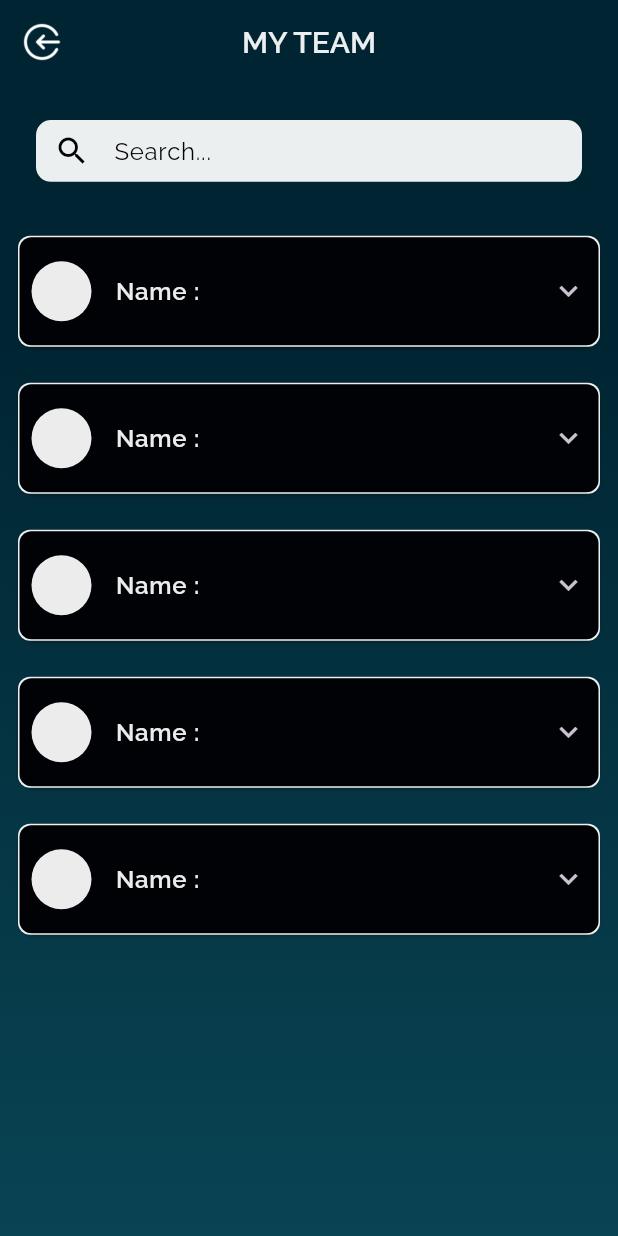
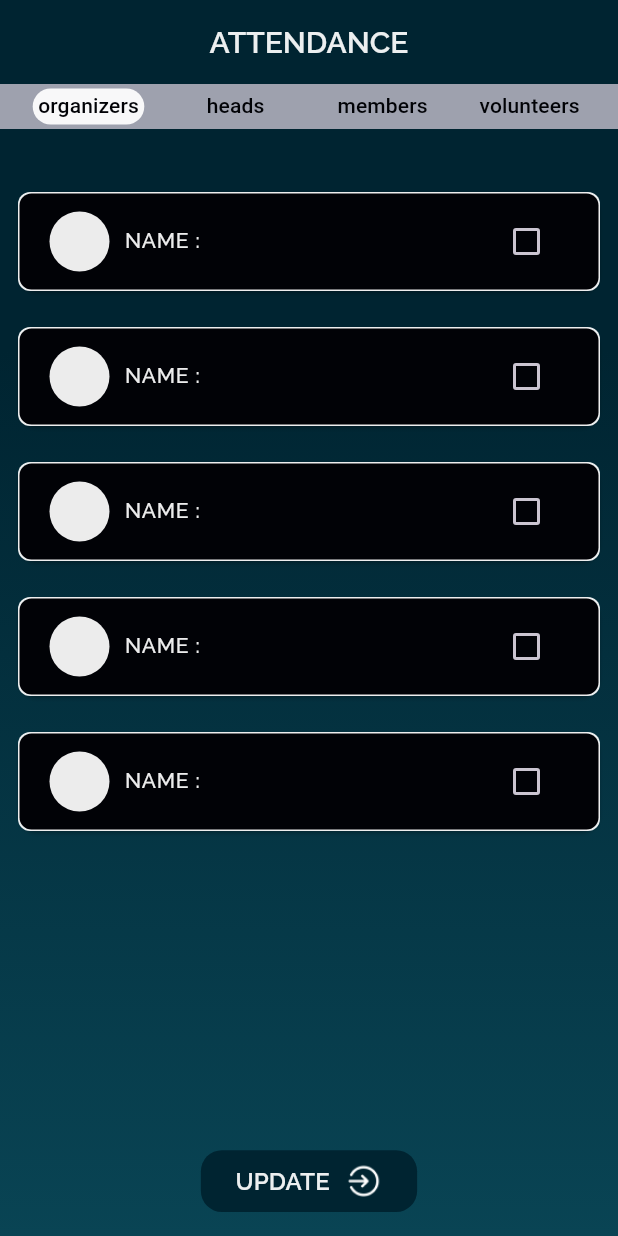
Before and after one commit to team-envision/ManagementApp, a Flutter app: the screen it shows after launch, on a phone screen of 412 x 824 dp. Run offline on Flutter 3.47's test engine with Material 3 defaults, Android fonts, the phone set to English and light mode, and no system bars; our stand-ins replace get, get_storage, google_fonts.

Commit message:
Mark Attendance Page has been created

```diff
--- /dev/null
+++ b/lib/app/modules/markAttendanceView/views/mark_attendance_view_view.dart
@@ -0,0 +1,61 @@
+import 'package:flutter/material.dart';
+
+import 'package:get/get.dart';
+import 'package:managment_app/Themes/themes.dart';
+import 'package:managment_app/app/modules/markAttendanceView/views/heads_view.dart';
+import 'package:managment_app/app/modules/markAttendanceView/views/members_view.dart';
+import 'package:managment_app/app/modules/markAttendanceView/views/organizers_view.dart';
+import 'package:managment_app/app/modules/markAttendanceView/views/volunteers_view.dart';
+
+import '../controllers/mark_attendance_view_controller.dart';
+
+class MarkAttendanceViewView extends GetView<MarkAttendanceViewController> {
+  const MarkAttendanceViewView({Key? key}) : super(key: key);
+  @override
+  Widget build(BuildContext context) {
+    return DefaultTabController(
+      length: 4,
+      child: Scaffold(
+        appBar: AppBar(
+          backgroundColor: Get.theme.colorLevel1,
+          title: Text('ATTENDANCE',
+              style: Get.theme.kTitleTextStyle),foregroundColor: Get.theme.colorLevel0,
+          elevation: 0,
+          centerTitle: true,
+        ),
+        body: Column(
+          children: [
+            Container(color: Color.fromRGBO(158, 161, 174, 1),height: 30,
+              child: TabBar(
+                labelPadding: EdgeInsets.all(0.8),
+                unselectedLabelColor: Get.theme.colorLevel0,
+                labelColor: Get.theme.colorLevel0,
+                indicator: BoxDecoration(
+                  color: Get.theme.colorLevel4,
+                  shape: BoxShape.rectangle,
+                  borderRadius: BorderRadius.circular(90),
+                ),
+                indicatorPadding: EdgeInsets.symmetric(horizontal: 0,vertical: 3.0),
+                indicatorColor: Get.theme.colorLevel4,
+                dividerColor: Colors.transparent,
+                isScrollable: false,padding: EdgeInsets.symmetric(horizontal: 10),
+                tabs: [
+
+                  Tab(text: ' organizers '),
+                  Tab(text: ' heads '),
+                  Tab(text: ' members '),
+                  Tab(text: ' volunteers '),
+                ],
+              ),
+            ),
+            Expanded(
+              child: TabBarView(
+                children: [OrganizersView(),HeadsView(),MembersView(),VolunteersView()],
+              ),
+            ),
+          ],
+        ),
+      ),
+    );
+  }
+}
--- /dev/null
+++ b/lib/app/modules/markAttendanceView/views/organizers_view.dart
@@ -0,0 +1,118 @@
+import 'package:flutter/material.dart';
+
+import 'package:get/get.dart';
+import 'package:google_fonts/google_fonts.dart';
+import 'package:managment_app/Themes/themes.dart';
+
+class OrganizersView extends GetView {
+  RxBool isChecked = false.obs;
+  @override
+  Widget build(BuildContext context) {
+    double screenWidth = MediaQuery.of(context).size.width;
+    double screenHeight = MediaQuery.of(context).size.height;
+    return Scaffold(
+      body: Container(
+        decoration: BoxDecoration(
+            gradient: LinearGradient(
+                colors: [
+                  Get.theme.colorLevel1,
+                  Get.theme.colorLevel2,
+                ],
+                begin: Alignment.topCenter,
+                end: Alignment.bottomCenter,
+                stops: [0.2, 1.0]
+            )
+        ),
+        child: Column(
+          children: [
+            SizedBox(height:30),
+            Expanded(
+                child: ListView.builder(
+                  itemCount: 5,
+                  itemBuilder: (context, index) {
+                    return Padding(
+                      padding: const EdgeInsets.all(8.0),
+                      child: Card(
+                        child:  Container(
+                          decoration: ShapeDecoration(shape: RoundedRectangleBorder(borderRadius: BorderRadius.circular(8)),color: Get.theme.colorLevel4),
+                          child: Padding(
+                            padding: const EdgeInsets.all(1.0),
+                            child: Container(
+                              padding: const EdgeInsets.all(4.0),
+                              decoration: BoxDecoration(
+                                color: Get.theme.colorLevel0,
+                                borderRadius: BorderRadius.circular(8.0),
+                              ),
+                              child:
+                              _CheckBox(),
+                            ),
+                          ),
+                        ),
+                      ),
+                    );
+                  },)
+            ),
+            Padding(
+              padding: const EdgeInsets.all(16.0),
+              child: Align
+                (
+                alignment: Alignment.bottomCenter,
+                child:
+                Container(
+                  decoration: BoxDecoration(
+                    shape: BoxShape.rectangle,
+                    borderRadius: BorderRadius.circular(14),
+                    color: Get.theme.colorLevel1,
+                  ),
+                  height: Get.height*0.05,
+                  width: Get.width*0.35,
+                  child: TextButton(onPressed: () {},
+                      child: Row(
+                        mainAxisAlignment: MainAxisAlignment.center,
+                        children: [
+                          Text("UPDATE",style: Get.theme.kSubTitleTextStyle),
+                          SizedBox(width: 10),
+                          Container(child: Image.asset('assets/images/Update.png')),
+                        ],
+                      )
+                  ),
+                ),
+              ),
+            ),
+          ],
+        ),
+      ),
+    );
+  }
+}
+
+class _CheckBox extends StatelessWidget {
+  _CheckBox({super.key});
+  RxBool isChecked = false.obs;
+  @override
+  Widget build(BuildContext context) {
+    return Obx((){
+      return  CheckboxListTile(
+        activeColor: Color.fromRGBO(62, 201, 207, 1),
+        value: isChecked.value,
+        onChanged: (val) {
+          print(isChecked.value);
+          print(val);
+          isChecked.value = val!;
+          print(isChecked.value);
+
+
+        },
+        shape: RoundedRectangleBorder(
+            borderRadius: BorderRadius.circular(8)),
+        title: Row(
+          children: [
+            CircleAvatar(backgroundColor: Get.theme.colorLevel4,),
+            SizedBox(width: 10),
+            Text('NAME : ', style: Get.theme.kBodyTextStyle),
+          ],
+        ),
+      );
+    });
+  }
+}
--- a/lib/app/routes/app_pages.dart
+++ b/lib/app/routes/app_pages.dart
@@ -4,6 +4,8 @@ import '../modules/home/bindings/home_binding.dart';
 import '../modules/home/views/home_view.dart';
 import '../modules/login/bindings/login_binding.dart';
 import '../modules/login/views/login_view.dart';
+import '../modules/markAttendanceView/bindings/mark_attendance_view_binding.dart';
+import '../modules/markAttendanceView/views/mark_attendance_view_view.dart';
 import '../modules/teamAttendance/bindings/team_attendance_binding.dart';
 import '../modules/teamAttendance/views/team_attendance_view.dart';
 
@@ -12,7 +14,7 @@ part 'app_routes.dart';
 class AppPages {
   AppPages._();
 
-  static const INITIAL = Routes.TEAM_ATTENDANCE;
+  static const INITIAL = Routes.MARK_ATTENDANCE_VIEW;
 
   static final routes = [
     GetPage(
@@ -25,5 +27,10 @@ class AppPages {
       page: () => TeamAttendanceView(),
       binding: TeamAttendanceBinding(),
     ),
+    GetPage(
+      name: _Paths.MARK_ATTENDANCE_VIEW,
+      page: () => const MarkAttendanceViewView(),
+      binding: MarkAttendanceViewBinding(),
+    ),
   ];
 }
--- a/lib/app/routes/app_routes.dart
+++ b/lib/app/routes/app_routes.dart
@@ -5,10 +5,12 @@ abstract class Routes {
   Routes._();
   static const HOME = _Paths.HOME;
   static const TEAM_ATTENDANCE = _Paths.TEAM_ATTENDANCE;
+  static const MARK_ATTENDANCE_VIEW = _Paths.MARK_ATTENDANCE_VIEW;
 }
 
 abstract class _Paths {
   _Paths._();
   static const HOME = '/home';
   static const TEAM_ATTENDANCE = '/team-attendance';
+  static const MARK_ATTENDANCE_VIEW = '/mark-attendance-view';
 }
```
Also changed, not shown: lib/app/modules/markAttendanceView/bindings/mark_attendance_view_binding.dart (added, +12 -0 lines), lib/app/modules/markAttendanceView/controllers/mark_attendance_view_controller.dart (added, +23 -0 lines), lib/app/modules/markAttendanceView/views/heads_view.dart (added, +122 -0 lines), lib/app/modules/markAttendanceView/views/members_view.dart (added, +117 -0 lines), lib/app/modules/markAttendanceView/views/volunteers_view.dart (added, +117 -0 lines), assets/images/Update.png (added).
